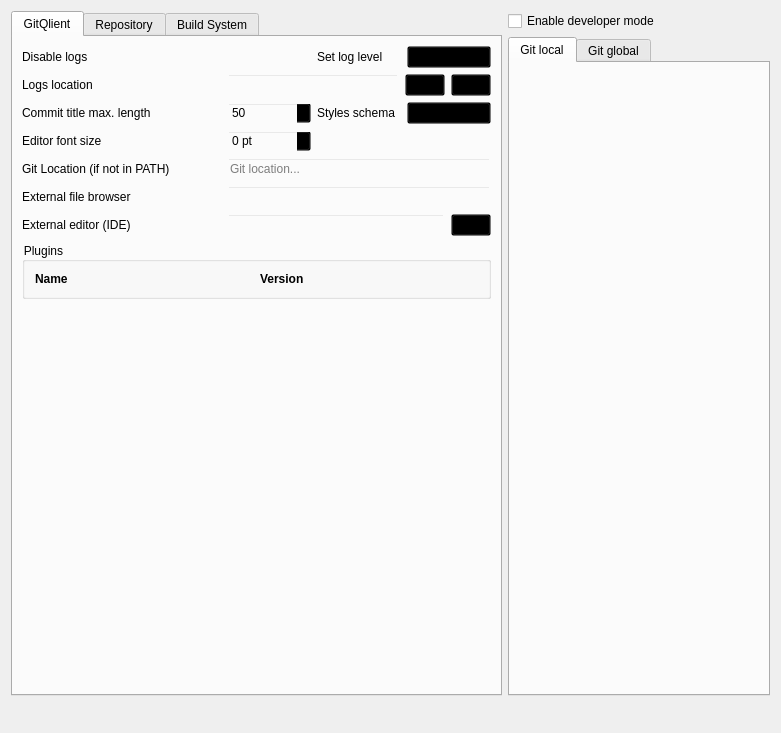
Qt form src/big_widgets/ConfigWidget.ui (francescmm/GitQlient) before a commit.
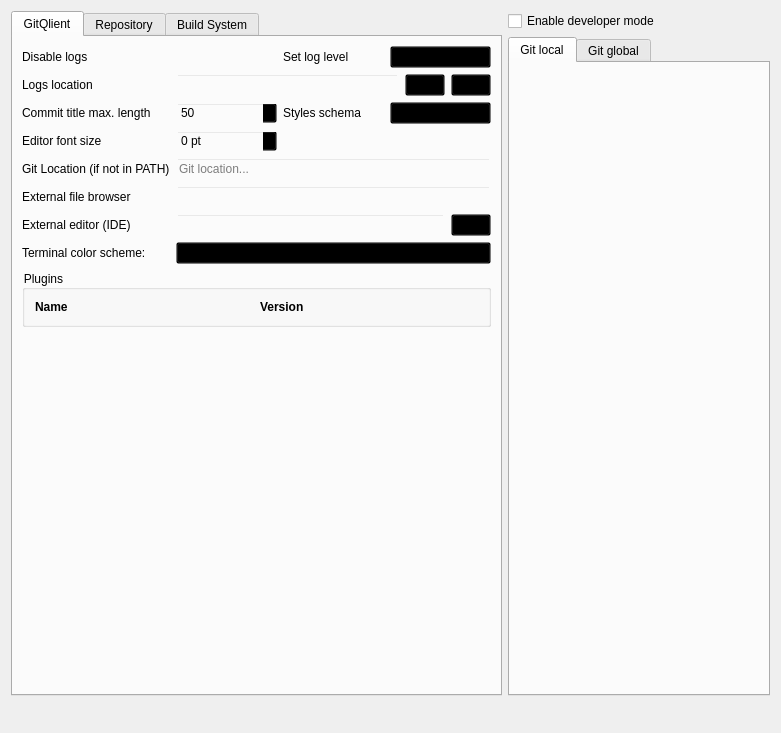
The same form after that commit. Icons and pictures are not drawn. Custom widgets are drawn as their Qt base class.

Commit message: #244 Add lxqt/QTermWidget as a plugin in GitQlient

What changed in the file:
```diff
--- a/src/big_widgets/ConfigWidget.ui
+++ b/src/big_widgets/ConfigWidget.ui
@@ -109,53 +109,128 @@
        <item>
         <widget class="QFrame" name="frame">
          <layout class="QGridLayout" name="gridLayout_2">
-          <item row="5" column="2" colspan="3">
-           <widget class="QLineEdit" name="leExtFileExplorer"/>
+          <item row="8" column="0" colspan="4">
+           <widget class="QGroupBox" name="pluginsWidget">
+            <property name="title">
+             <string>Plugins</string>
+            </property>
+            <layout class="QGridLayout" name="pluginsLayout">
+             <property name="leftMargin">
+              <number>10</number>
+             </property>
+             <property name="topMargin">
+              <number>10</number>
+             </property>
+             <property name="rightMargin">
+              <number>10</number>
+             </property>
+             <property name="bottomMargin">
+              <number>10</number>
+             </property>
+             <item row="0" column="0">
+              <widget class="QLabel" name="label_28">
+               <property name="font">
+                <font>
+                 <bold>true</bold>
+                </font>
+               </property>
+               <property name="text">
+                <string>Name</string>
+               </property>
+              </widget>
+             </item>
+             <item row="0" column="1">
+              <widget class="QLabel" name="label_29">
+               <property name="font">
+                <font>
+                 <bold>true</bold>
+                </font>
+               </property>
+               <property name="text">
+                <string>Version</string>
+               </property>
+              </widget>
+             </item>
+            </layout>
+           </widget>
+          </item>
+          <item row="1" column="0">
+           <widget class="QLabel" name="label_23">
+            <property name="text">
+             <string>Logs location</string>
+            </property>
+           </widget>
           </item>
           <item row="2" column="3">
+           <widget class="QComboBox" name="cbStyle">
+            <item>
+             <property name="text">
+              <string>dark</string>
+             </property>
+            </item>
+            <item>
+             <property name="text">
+              <string>bright</string>
+             </property>
+            </item>
+           </widget>
+          </item>
+          <item row="7" column="1" colspan="3">
+           <widget class="QComboBox" name="cbTerminalColorScheme"/>
+          </item>
+          <item row="7" column="0">
+           <widget class="QLabel" name="lTerminalColorScheme">
+            <property name="text">
+             <string>Terminal color scheme:</string>
+            </property>
+           </widget>
+          </item>
+          <item row="3" column="0">
+           <widget class="QLabel" name="label_21">
+            <property name="text">
+             <string>Editor font size</string>
+            </property>
+           </widget>
+          </item>
+          <item row="2" column="1">
+           <widget class="QSpinBox" name="spCommitTitleLength">
+            <property name="value">
+             <number>50</number>
+            </property>
+           </widget>
+          </item>
+          <item row="5" column="0">
+           <widget class="QLabel" name="labelExtFileExplorer">
+            <property name="text">
+             <string>External file browser</string>
+            </property>
+           </widget>
+          </item>
+          <item row="2" column="2">
            <widget class="QLabel" name="label_3">
             <property name="text">
              <string>Styles schema</string>
             </property>
            </widget>
           </item>
-          <item row="1" column="2" colspan="3">
-           <layout class="QHBoxLayout" name="horizontalLayout_4">
-            <item>
-             <widget class="QLineEdit" name="leLogsLocation">
-              <property name="enabled">
-               <bool>true</bool>
-              </property>
-              <property name="readOnly">
-               <bool>true</bool>
-              </property>
-             </widget>
-            </item>
-            <item>
-             <widget class="QPushButton" name="pbSelectFolder">
-              <property name="toolTip">
-               <string>Select folder</string>
-              </property>
-              <property name="icon">
-               <iconset resource="../resources.qrc">
-                <normaloff>:/icons/folder_indicator</normaloff>:/icons/folder_indicator</iconset>
-              </property>
-             </widget>
-            </item>
-            <item>
-             <widget class="QPushButton" name="pbDefault">
-              <property name="toolTip">
-               <string>Reset to default value</string>
-              </property>
-              <property name="icon">
-               <iconset resource="../resources.qrc">
-                <normaloff>:/icons/back</normaloff>:/icons/back</iconset>
-              </property>
-             </widget>
-            </item>
-           </layout>
+          <item row="5" column="1" colspan="3">
+           <widget class="QLineEdit" name="leExtFileExplorer"/>
           </item>
-          <item row="0" column="4">
+          <item row="0" column="0">
+           <widget class="QLabel" name="label">
+            <property name="text">
+             <string>Disable logs</string>
+            </property>
+           </widget>
+          </item>
+          <item row="4" column="0">
+           <widget class="QLabel" name="label_4">
+            <property name="text">
+             <string>Git Location (if not in PATH)</string>
+            </property>
+           </widget>
+          </item>
+          <item row="0" column="3">
            <widget class="QComboBox" name="cbLogLevel">
             <item>
              <property name="text">
@@ -189,62 +264,28 @@
             </item>
            </widget>
           </item>
-          <item row="2" column="2">
-           <widget class="QSpinBox" name="spCommitTitleLength">
-            <property name="value">
-             <number>50</number>
-            </property>
-           </widget>
-          </item>
-          <item row="5" column="0">
-           <widget class="QLabel" name="labelExtFileExplorer">
-            <property name="text">
-             <string>External file browser</string>
-            </property>
-           </widget>
-          </item>
-          <item row="3" column="2">
+          <item row="3" column="1">
            <widget class="QSpinBox" name="sbEditorFontSize">
             <property name="suffix">
              <string> pt</string>
             </property>
            </widget>
           </item>
-          <item row="0" column="0" colspan="2">
-           <widget class="QLabel" name="label">
-            <property name="text">
-             <string>Disable logs</string>
-            </property>
-           </widget>
-          </item>
-          <item row="4" column="0" colspan="2">
-           <widget class="QLabel" name="label_4">
-            <property name="text">
-             <string>Git Location (if not in PATH)</string>
-            </property>
-           </widget>
-          </item>
-          <item row="8" column="1">
-           <spacer name="verticalSpacer_2">
-            <property name="orientation">
-             <enum>Qt::Vertical</enum>
-            </property>
-            <property name="sizeHint" stdset="0">
-             <size>
-              <width>20</width>
-              <height>40</height>
-             </size>
-            </property>
-           </spacer>
-          </item>
-          <item row="0" column="3">
+          <item row="0" column="2">
            <widget class="QLabel" name="label_2">
             <property name="text">
              <string>Set log level</string>
             </property>
            </widget>
           </item>
-          <item row="6" column="2" colspan="3">
+          <item row="6" column="0">
+           <widget class="QLabel" name="label_27">
+            <property name="text">
+             <string>External editor (IDE)</string>
+            </property>
+           </widget>
+          </item>
+          <item row="6" column="1" colspan="3">
            <layout class="QHBoxLayout" name="horizontalLayout_5">
             <item>
              <widget class="QLineEdit" name="leEditor"/>
@@ -259,107 +300,76 @@
             </item>
            </layout>
           </item>
-          <item row="2" column="0" colspan="2">
-           <widget class="QLabel" name="label_15">
-            <property name="text">
-             <string>Commit title max. length</string>
-            </property>
-           </widget>
-          </item>
-          <item row="6" column="0">
-           <widget class="QLabel" name="label_27">
-            <property name="text">
-             <string>External editor (IDE)</string>
-            </property>
-           </widget>
-          </item>
-          <item row="3" column="0" colspan="2">
-           <widget class="QLabel" name="label_21">
-            <property name="text">
-             <string>Editor font size</string>
-            </property>
-           </widget>
-          </item>
-          <item row="2" column="4">
-           <widget class="QComboBox" name="cbStyle">
-            <item>
-             <property name="text">
-              <string>dark</string>
-             </property>
-            </item>
-            <item>
-             <property name="text">
-              <string>bright</string>
-             </property>
-            </item>
-           </widget>
-          </item>
-          <item row="4" column="2" colspan="3">
+          <item row="4" column="1" colspan="3">
            <widget class="QLineEdit" name="leGitPath">
             <property name="placeholderText">
              <string>Git location...</string>
             </property>
            </widget>
           </item>
-          <item row="1" column="0" colspan="2">
-           <widget class="QLabel" name="label_23">
+          <item row="2" column="0">
+           <widget class="QLabel" name="label_15">
             <property name="text">
-             <string>Logs location</string>
+             <string>Commit title max. length</string>
             </property>
            </widget>
           </item>
-          <item row="0" column="2">
+          <item row="9" column="0">
+           <spacer name="verticalSpacer_2">
+            <property name="orientation">
+             <enum>Qt::Vertical</enum>
+            </property>
+            <property name="sizeHint" stdset="0">
+             <size>
+              <width>20</width>
+              <height>40</height>
+             </size>
+            </property>
+           </spacer>
+          </item>
+          <item row="1" column="1" colspan="3">
+           <layout class="QHBoxLayout" name="horizontalLayout_4">
+            <item>
+             <widget class="QLineEdit" name="leLogsLocation">
+              <property name="enabled">
+               <bool>true</bool>
+              </property>
+              <property name="readOnly">
+               <bool>true</bool>
+              </property>
+             </widget>
+            </item>
+            <item>
+             <widget class="QPushButton" name="pbSelectFolder">
+              <property name="toolTip">
+               <string>Select folder</string>
+              </property>
+              <property name="icon">
+               <iconset resource="../resources.qrc">
+                <normaloff>:/icons/folder_indicator</normaloff>:/icons/folder_indicator</iconset>
+              </property>
+             </widget>
+            </item>
+            <item>
+             <widget class="QPushButton" name="pbDefault">
+              <property name="toolTip">
+               <string>Reset to default value</string>
+              </property>
+              <property name="icon">
+               <iconset resource="../resources.qrc">
+                <normaloff>:/icons/back</normaloff>:/icons/back</iconset>
+              </property>
+             </widget>
+            </item>
+           </layout>
+          </item>
+          <item row="0" column="1">
            <widget class="CheckBox" name="chDisableLogs">
             <property name="text">
              <string/>
             </property>
            </widget>
           </item>
-          <item row="7" column="0" colspan="5">
-           <widget class="QGroupBox" name="pluginsWidget">
-            <property name="title">
-             <string>Plugins</string>
-            </property>
-            <layout class="QGridLayout" name="pluginsLayout">
-             <property name="leftMargin">
-              <number>10</number>
-             </property>
-             <property name="topMargin">
-              <number>10</number>
-             </property>
-             <property name="rightMargin">
-              <number>10</number>
-             </property>
-             <property name="bottomMargin">
-              <number>10</number>
-             </property>
-             <item row="0" column="0">
-              <widget class="QLabel" name="label_28">
-               <property name="font">
-                <font>
-                 <bold>true</bold>
-                </font>
-               </property>
-               <property name="text">
-                <string>Name</string>
-               </property>
-              </widget>
-             </item>
-             <item row="0" column="1">
-              <widget class="QLabel" name="label_29">
-               <property name="font">
-                <font>
-                 <bold>true</bold>
-                </font>
-               </property>
-               <property name="text">
-                <string>Version</string>
-               </property>
-              </widget>
-             </item>
-            </layout>
-           </widget>
-          </item>
          </layout>
         </widget>
        </item>
```
The commit also changes 9 other files.
